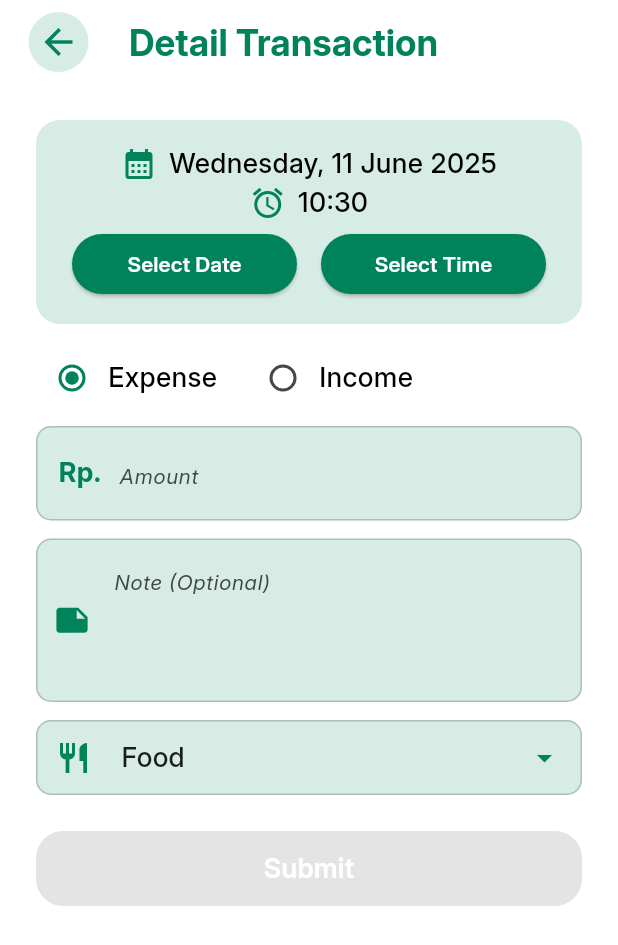
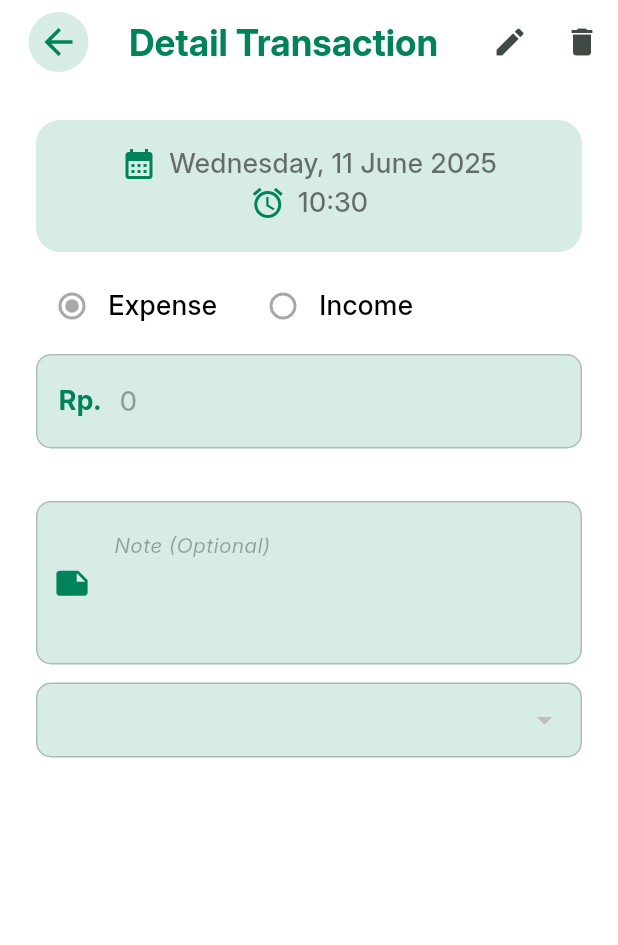
Before and after one commit to StevenOscar/budget_tracker, a Flutter app: the DetailScreen screen opened directly with empty values, on a phone screen of 412 x 824 dp. Shown: the top 945 px of the screen. Run offline on Flutter 3.47's test engine with Material 3 defaults, Android fonts, the light colour scheme and no system bars; our stand-ins replace shared_preferences, sqflite; accounts and stored records are empty.

Commit message:
Update feature edit & delete

```diff
--- a/lib/screens/add_screen.dart
+++ b/lib/screens/add_screen.dart
@@ -365,7 +365,7 @@ class _AddScreenState extends State<AddScreen> {
                               time: timeValue,
                             ),
                           );
-                          widget.loadTransaction();
+                          widget.loadTransaction().then((_) {
                             ScaffoldMessenger.of(context).showSnackBar(
                               SnackBar(
                                 backgroundColor: AppColor.mainGreen,
@@ -384,6 +384,7 @@ class _AddScreenState extends State<AddScreen> {
                               ),
                             );
                             Navigator.pop(context);
+                          },);
                         }
                         : null,
                 child: Text(
--- a/lib/screens/detail_screen.dart
+++ b/lib/screens/detail_screen.dart
@@ -11,11 +11,11 @@ import 'package:flutter/services.dart';
 class DetailScreen extends StatefulWidget {
   static const String id = "/detail";
   final Future<void> Function() loadTransaction;
-  final int userId;
+  final TransactionModel transaction;
   const DetailScreen({
     super.key,
     required this.loadTransaction,
-    required this.userId,
+    required this.transaction,
   });
 
   @override
@@ -24,14 +24,29 @@ class DetailScreen extends StatefulWidget {
 
 class _DetailScreenState extends State<DetailScreen> {
   // TODO Create Detail & Edit Screen
-  int transactionType = 0;
   bool isEdit = false;
-  String selectedCategory = "Food";
-  DateTime dateValue = DateTime.now();
-  TimeOfDay timeValue = TimeOfDay.now();
-  final TextEditingController amountController = TextEditingController();
-  bool isAmountValid = false;
-  final TextEditingController notesController = TextEditingController();
+  bool isAmountValid = true;
+  late int transactionType;
+  late String selectedCategory;
+  late DateTime dateValue;
+  late TimeOfDay timeValue;
+  late TextEditingController amountController;
+  late TextEditingController notesController;
+
+  @override
+  void initState() {
+    super.initState();
+    transactionType = widget.transaction.type;
+    selectedCategory = widget.transaction.category;
+    dateValue = widget.transaction.date;
+    timeValue = widget.transaction.time;
+    amountController = TextEditingController(
+      text: widget.transaction.amount.toString(),
+    );
+    notesController = TextEditingController(
+      text: widget.transaction.note ?? "",
+    );
+  }
 
   @override
   Widget build(BuildContext context) {
@@ -58,6 +73,49 @@ class _DetailScreenState extends State<DetailScreen> {
             ),
           ),
         ),
+        actions: [
+          IconButton(
+            onPressed: () {
+              setState(() {
+                isEdit = !isEdit;
+              });
+            },
+            icon: Icon(isEdit ? Icons.cancel : Icons.edit),
+          ),
+          IconButton(
+            onPressed: () {
+              showDialog(
+                context: context,
+                builder:
+                    (_) => AlertDialog(
+                      title: Text("Delete Data"),
+                      content: Text("Are you sure want to delete this data?"),
+                      actions: [
+                        TextButton(
+                          onPressed: () {
+                            Navigator.pop(context);
+                          },
+                          child: Text("Cancel"),
+                        ),
+                        TextButton(
+                          onPressed: () async {
+                            await DbHelper.deleteTransactionData(
+                              widget.transaction.id!,
+                            );
+                            widget.loadTransaction().then((_) {
+                              Navigator.pop(context);
+                              Navigator.pop(context);
+                            });
+                          },
+                          child: Text("Set"),
+                        ),
+                      ],
+                    ),
+              );
+            },
+            icon: Icon(Icons.delete),
+          ),
+        ],
         title: Text(
           "Detail Transaction",
           style: AppTextStyles.heading3(
@@ -96,7 +154,7 @@ class _DetailScreenState extends State<DetailScreen> {
                                 DateFormatter.formatDayDateMonthYear(dateValue),
                                 style: AppTextStyles.body1(
                                   fontweight: FontWeight.w500,
-                                  color: Colors.black,
+                                  color: isEdit ? Colors.black : Colors.black54,
                                 ),
                               ),
                             ],
@@ -110,7 +168,7 @@ class _DetailScreenState extends State<DetailScreen> {
                                 "${timeValue.hour.toString()}:${timeValue.minute.toString().padLeft(2, '0')}",
                                 style: AppTextStyles.body1(
                                   fontweight: FontWeight.w500,
-                                  color: Colors.black,
+                                  color: isEdit ? Colors.black : Colors.black54,
                                 ),
                               ),
                             ],
@@ -118,7 +176,8 @@ class _DetailScreenState extends State<DetailScreen> {
                         ],
                       ),
                       SizedBox(height: 4),
-                      Padding(
+                      isEdit
+                          ? Padding(
                             padding: const EdgeInsets.symmetric(horizontal: 12),
                             child: Row(
                               mainAxisAlignment: MainAxisAlignment.center,
@@ -180,7 +239,8 @@ class _DetailScreenState extends State<DetailScreen> {
                                 ),
                               ],
                             ),
-                      ),
+                          )
+                          : SizedBox(),
                     ],
                   ),
                 ),
@@ -193,12 +253,15 @@ class _DetailScreenState extends State<DetailScreen> {
                   activeColor: AppColor.mainGreen,
                   value: 0,
                   groupValue: transactionType,
-                  onChanged: (value) {
+                  onChanged:
+                      isEdit
+                          ? (value) {
                             setState(() {
-                      transactionType = value!;
+                              transactionType = value as int;
                               selectedCategory = "Food";
                             });
-                  },
+                          }
+                          : null,
                 ),
                 Text(
                   "Expense",
@@ -212,12 +275,15 @@ class _DetailScreenState extends State<DetailScreen> {
                   value: 1,
                   activeColor: AppColor.mainGreen,
                   groupValue: transactionType,
-                  onChanged: (value) {
+                  onChanged:
+                      isEdit
+                          ? (value) {
                             setState(() {
-                      transactionType = value!;
+                              transactionType = value as int;
                               selectedCategory = "Salary";
                             });
-                  },
+                          }
+                          : null,
                 ),
                 Text(
                   "Income",
@@ -230,6 +296,7 @@ class _DetailScreenState extends State<DetailScreen> {
             ),
             SizedBox(height: 8),
             TextFormFieldWidget(
+              enabled: isEdit,
               controller: amountController,
               prefixIcon: Padding(
                 padding: const EdgeInsets.only(left: 15, top: 14, bottom: 15),
@@ -274,6 +341,7 @@ class _DetailScreenState extends State<DetailScreen> {
             ),
             SizedBox(height: isAmountValid ? 35 : 12),
             TextFormFieldWidget(
+              enabled: isEdit,
               controller: notesController,
               maxlines: 3,
               prefixIcon: Icon(Icons.note, size: 25, color: AppColor.mainGreen),
@@ -335,15 +403,19 @@ class _DetailScreenState extends State<DetailScreen> {
                               ),
                             )
                             .toList(),
-                onChanged: (value) {
+                onChanged:
+                    isEdit
+                        ? (value) {
                           setState(() {
-                    selectedCategory = value!;
+                            selectedCategory = value as String;
                           });
-                },
+                        }
+                        : null,
               ),
             ),
             SizedBox(height: 24),
-            SizedBox(
+            isEdit
+                ? SizedBox(
                   width: double.infinity,
                   child: ElevatedButton(
                     style: ElevatedButton.styleFrom(
@@ -356,9 +428,10 @@ class _DetailScreenState extends State<DetailScreen> {
                     onPressed:
                         isAmountValid
                             ? () async {
-                          await DbHelper.insertTransactionData(
+                              await DbHelper.updateTransactionData(
                                 data: TransactionModel(
-                              userId: widget.userId,
+                                  id: widget.transaction.id,
+                                  userId: widget.transaction.userId,
                                   amount: int.parse(amountController.text),
                                   note: notesController.text,
                                   type: transactionType,
@@ -375,7 +448,7 @@ class _DetailScreenState extends State<DetailScreen> {
                                     padding: const EdgeInsets.all(12),
                                     child: Center(
                                       child: Text(
-                                    "Transaction saved",
+                                        "Transaction edited",
                                         style: AppTextStyles.body1(
                                           fontweight: FontWeight.w500,
                                           color: Colors.white,
@@ -389,14 +462,15 @@ class _DetailScreenState extends State<DetailScreen> {
                             }
                             : null,
                     child: Text(
-                  "Submit",
+                      "Edit",
                       style: AppTextStyles.body1(
                         fontweight: FontWeight.w600,
                         color: Colors.white,
                       ),
                     ),
                   ),
-            ),
+                )
+                : SizedBox(),
           ],
         ),
       ),
--- a/lib/screens/transaction_history_screen.dart
+++ b/lib/screens/transaction_history_screen.dart
@@ -33,22 +33,22 @@ class _TransactionHistoryScreenState extends State<TransactionHistoryScreen> {
   List<DateTime> uniqueDates = [];
   Map<DateTime, List<TransactionModel>> groupedTransactions = {};
 
-  void filterList() {
-    // TODO Create filter
-    final uniqueDates = widget.transactionList
-        .map((t) => DateTime(t.date.year, t.date.month, t.date.day))
-        .toSet()
-        .toList()
-        .sort((a, b) => a.compareTo(b));
+  // void filterList() {
+  //   // TODO Create filter
+  //   final uniqueDates = widget.transactionList
+  //       .map((t) => DateTime(t.date.year, t.date.month, t.date.day))
+  //       .toSet()
+  //       .toList()
+  //       .sort((a, b) => a.compareTo(b));
 
-    for (var date in uniqueDates) {
-      groupedTransactions[date] =
-          widget.transactionList.where((t) {
-            final tDate = DateTime(t.date.year, t.date.month, t.date.day);
-            return tDate == date;
-          }).toList();
-    }
-  }
+  //   for (var date in uniqueDates) {
+  //     groupedTransactions[date] =
+  //         widget.transactionList.where((t) {
+  //           final tDate = DateTime(t.date.year, t.date.month, t.date.day);
+  //           return tDate == date;
+  //         }).toList();
+  //   }
+  // }
 
   @override
   Widget build(BuildContext context) {
--- a/lib/widgets/text_form_field_widget.dart
+++ b/lib/widgets/text_form_field_widget.dart
@@ -8,6 +8,7 @@ class TextFormFieldWidget extends StatelessWidget {
   final TextEditingController controller;
   final String? Function(String?)? validator;
   final TextInputType? keyboardType;
+  final bool? enabled;
   final bool? obscureText;
   final List<TextInputFormatter>? inputFormatters;
   final void Function()? onEditingComplete;
@@ -32,12 +33,14 @@ class TextFormFieldWidget extends StatelessWidget {
     this.obscureText,
     this.suffixIcon,
     this.onChanged,
+    this.enabled,
   });
 
   @override
   Widget build(BuildContext context) {
     return TextFormField(
       onEditingComplete: onEditingComplete,
+      enabled: enabled,
       autovalidateMode: AutovalidateMode.onUserInteraction,
       controller: controller,
       cursorColor: AppColor.mainGreen,
@@ -67,6 +70,10 @@ class TextFormFieldWidget extends StatelessWidget {
           borderRadius: BorderRadius.circular(10),
           borderSide: BorderSide(color: Colors.black.withAlpha(50), width: 1),
         ),
+        disabledBorder: OutlineInputBorder(
+          borderRadius: BorderRadius.circular(10),
+          borderSide: BorderSide(color: Colors.black.withAlpha(50), width: 1),
+        ),
         errorBorder: OutlineInputBorder(
           borderRadius: BorderRadius.circular(10),
           borderSide: BorderSide(color: Colors.redAccent.shade700, width: 1),
```
Also changed, not shown: lib/screens/dashboard_screen.dart (+13 -1 lines). Lines whose indentation alone changed are shown as unchanged.
